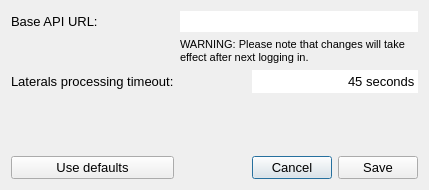
nens/threedi-api-qgis-client, file threedi_api_qgis_client/ui/settings.ui: the form before one commit.
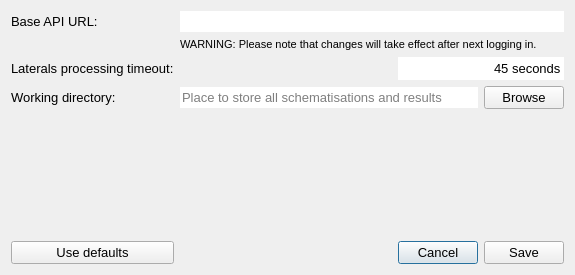
The form after the commit.

Commit message: Added handling of the working directory.

```diff
--- a/threedi_api_qgis_client/ui/settings.ui
+++ b/threedi_api_qgis_client/ui/settings.ui
@@ -6,10 +6,16 @@
    <rect>
     <x>0</x>
     <y>0</y>
-    <width>429</width>
-    <height>190</height>
+    <width>575</width>
+    <height>275</height>
    </rect>
   </property>
+  <property name="minimumSize">
+   <size>
+    <width>575</width>
+    <height>275</height>
+   </size>
+  </property>
   <property name="font">
    <font>
     <family>Segoe UI</family>
@@ -20,63 +26,6 @@
    <string>3Di API Client settings</string>
   </property>
   <layout class="QGridLayout" name="gridLayout">
-   <item row="0" column="0">
-    <widget class="QLabel" name="label">
-     <property name="text">
-      <string>Base API URL:</string>
-     </property>
-    </widget>
-   </item>
-   <item row="5" column="0">
-    <spacer name="verticalSpacer">
-     <property name="orientation">
-      <enum>Qt::Vertical</enum>
-     </property>
-     <property name="sizeHint" stdset="0">
-      <size>
-       <width>20</width>
-       <height>40</height>
-      </size>
-     </property>
-    </spacer>
-   </item>
-   <item row="0" column="1" colspan="3">
-    <widget class="QLineEdit" name="api_url_le">
-     <property name="text">
-      <string/>
-     </property>
-     <property name="frame">
-      <bool>false</bool>
-     </property>
-    </widget>
-   </item>
-   <item row="6" column="1">
-    <spacer name="horizontalSpacer">
-     <property name="orientation">
-      <enum>Qt::Horizontal</enum>
-     </property>
-     <property name="sizeHint" stdset="0">
-      <size>
-       <width>40</width>
-       <height>20</height>
-      </size>
-     </property>
-    </spacer>
-   </item>
-   <item row="6" column="2">
-    <widget class="QPushButton" name="cancel_pb">
-     <property name="text">
-      <string>Cancel</string>
-     </property>
-    </widget>
-   </item>
-   <item row="6" column="3">
-    <widget class="QPushButton" name="save_pb">
-     <property name="text">
-      <string>Save</string>
-     </property>
-    </widget>
-   </item>
    <item row="2" column="1" colspan="3">
     <widget class="QLabel" name="label_2">
      <property name="font">
@@ -92,10 +41,10 @@
      </property>
     </widget>
    </item>
-   <item row="6" column="0">
-    <widget class="QPushButton" name="defaults_pb">
+   <item row="7" column="2">
+    <widget class="QPushButton" name="cancel_pb">
      <property name="text">
-      <string>Use defaults</string>
+      <string>Cancel</string>
      </property>
     </widget>
    </item>
@@ -137,6 +86,90 @@
      </property>
     </widget>
    </item>
+   <item row="7" column="0">
+    <widget class="QPushButton" name="defaults_pb">
+     <property name="text">
+      <string>Use defaults</string>
+     </property>
+    </widget>
+   </item>
+   <item row="0" column="1" colspan="3">
+    <widget class="QLineEdit" name="api_url_le">
+     <property name="text">
+      <string/>
+     </property>
+     <property name="frame">
+      <bool>false</bool>
+     </property>
+    </widget>
+   </item>
+   <item row="7" column="3">
+    <widget class="QPushButton" name="save_pb">
+     <property name="text">
+      <string>Save</string>
+     </property>
+    </widget>
+   </item>
+   <item row="6" column="0">
+    <spacer name="verticalSpacer">
+     <property name="orientation">
+      <enum>Qt::Vertical</enum>
+     </property>
+     <property name="sizeHint" stdset="0">
+      <size>
+       <width>20</width>
+       <height>40</height>
+      </size>
+     </property>
+    </spacer>
+   </item>
+   <item row="0" column="0">
+    <widget class="QLabel" name="label">
+     <property name="text">
+      <string>Base API URL:</string>
+     </property>
+    </widget>
+   </item>
+   <item row="7" column="1">
+    <spacer name="horizontalSpacer">
+     <property name="orientation">
+      <enum>Qt::Horizontal</enum>
+     </property>
+     <property name="sizeHint" stdset="0">
+      <size>
+       <width>40</width>
+       <height>20</height>
+      </size>
+     </property>
+    </spacer>
+   </item>
+   <item row="5" column="0">
+    <widget class="QLabel" name="label_4">
+     <property name="text">
+      <string>Working directory:</string>
+     </property>
+    </widget>
+   </item>
+   <item row="5" column="1" colspan="2">
+    <widget class="QLineEdit" name="working_dir_le">
+     <property name="frame">
+      <bool>false</bool>
+     </property>
+     <property name="readOnly">
+      <bool>true</bool>
+     </property>
+     <property name="placeholderText">
+      <string>Place to store all schematisations and results</string>
+     </property>
+    </widget>
+   </item>
+   <item row="5" column="3">
+    <widget class="QPushButton" name="browse_pb">
+     <property name="text">
+      <string>Browse</string>
+     </property>
+    </widget>
+   </item>
   </layout>
  </widget>
  <tabstops>
```
The commit also changes 5 other files.
